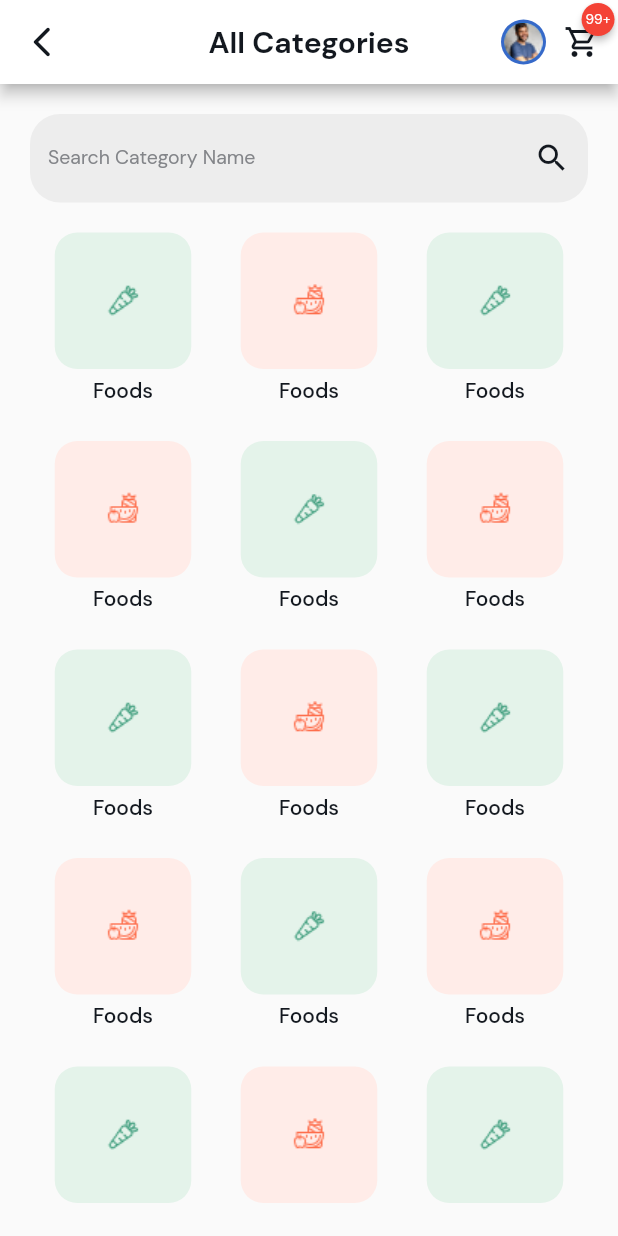
After one commit to Mk2896/ecommerce_practice, a Flutter app: the Categories screen opened directly, on a phone screen of 412 x 824 dp. The commit adds this screen. Run offline on Flutter 3.47's test engine with Material 2 defaults, Android fonts, the phone set to English and light mode, and no system bars; drawn by our look-alikes of badges; our stand-ins replace carousel_slider, firebase_auth, firebase_core, google_sign_in, image_picker; accounts and stored records are empty.

Commit message:
category page created

```diff
--- a/lib/main.dart
+++ b/lib/main.dart
@@ -1,8 +1,13 @@
+import 'package:ecommerce_practice/firebase_options.dart';
 import 'package:ecommerce_practice/screens/home_page.dart';
+import 'package:firebase_core/firebase_core.dart';
 import 'package:flutter/material.dart';
 
 void main() async {
   WidgetsFlutterBinding.ensureInitialized();
+  await Firebase.initializeApp(
+    options: DefaultFirebaseOptions.currentPlatform,
+  );
   runApp(const MyApp());
 }
 
--- /dev/null
+++ b/lib/screens/categories.dart
@@ -0,0 +1,61 @@
+import 'package:ecommerce_practice/global_constant.dart';
+import 'package:ecommerce_practice/widgets/category_icon.dart';
+import 'package:ecommerce_practice/widgets/my_app_bar.dart';
+import 'package:ecommerce_practice/widgets/search.dart';
+import 'package:ecommerce_practice/widgets/side_drawer.dart';
+import 'package:flutter/material.dart';
+
+class Categories extends StatelessWidget {
+  Categories({Key? key, required this.screenTitle, required this.search})
+      : super(key: key);
+
+  final GlobalKey<FormState> searchFormKey = GlobalKey<FormState>();
+  final TextEditingController searchController = TextEditingController();
+
+  final String? screenTitle;
+  final void Function() search;
+
+  @override
+  Widget build(BuildContext context) {
+    return Scaffold(
+      appBar: myAppBar(
+        context: context,
+        screenTitle: screenTitle,
+      ),
+      drawer: const SideDrawer(),
+      body: Container(
+        width: MediaQuery.of(context).size.width,
+        height: MediaQuery.of(context).size.height,
+        padding: const EdgeInsets.all(horizontalPadding),
+        child: Column(
+          mainAxisAlignment: MainAxisAlignment.start,
+          crossAxisAlignment: CrossAxisAlignment.start,
+          children: [
+            Search(
+              searchFormKey: searchFormKey,
+              searchController: searchController,
+              labelText: "Search Category Name",
+              searchMethod: search,
+            ),
+            Expanded(
+              child: GridView.builder(
+                itemCount: 20,
+                gridDelegate: const SliverGridDelegateWithFixedCrossAxisCount(
+                  crossAxisCount: 3,
+                  mainAxisSpacing: verticalPadding,
+                ),
+                padding: const EdgeInsets.symmetric(vertical: verticalPadding),
+                itemBuilder: (context, index) {
+                  return CategoryIcon(
+                    index: index,
+                    topPadding: 25 - horizontalPadding,
+                  );
+                },
+              ),
+            ),
+          ],
+        ),
+      ),
+    );
+  }
+}
--- a/lib/screens/home_page.dart
+++ b/lib/screens/home_page.dart
@@ -1,6 +1,7 @@
 import 'package:carousel_slider/carousel_slider.dart';
 import 'package:ecommerce_practice/global_constant.dart';
 import 'package:ecommerce_practice/screens/blogs.dart';
+import 'package:ecommerce_practice/screens/categories.dart';
 import 'package:ecommerce_practice/screens/products.dart';
 import 'package:ecommerce_practice/widgets/category_icon.dart';
 import 'package:ecommerce_practice/widgets/custom_button.dart';
@@ -58,7 +59,12 @@ class HomePage extends StatelessWidget {
                     ],
                   ),
                   TitleAndSeeAll(
-                      seeAllFunction: () {}, sectionTitle: "Categories"),
+                      seeAllFunction: () =>
+                          Navigator.of(context).push(MaterialPageRoute(
+                            builder: (context) => Categories(
+                                screenTitle: "All Categories", search: () {}),
+                          )),
+                      sectionTitle: "Categories"),
                   SizedBox(
                     height: 100,
                     width: MediaQuery.of(context).size.width,
--- a/lib/widgets/category_icon.dart
+++ b/lib/widgets/category_icon.dart
@@ -1,4 +1,6 @@
 import 'package:ecommerce_practice/global_constant.dart';
+import 'package:ecommerce_practice/screens/product_detail.dart';
+import 'package:ecommerce_practice/screens/products.dart';
 
 import 'package:ecommerce_practice/widgets/custom_text.dart';
 import 'package:flutter/material.dart';
@@ -15,7 +17,14 @@ class CategoryIcon extends StatelessWidget {
 
   @override
   Widget build(BuildContext context) {
-    return Container(
+    return InkWell(
+      onTap: () => Navigator.of(context).push(MaterialPageRoute(
+        builder: (context) => Products(
+          screenTitle: "Category Product",
+          search: () {},
+        ),
+      )),
+      child: Container(
         width: MediaQuery.of(context).size.width * 0.22,
         height: 20,
         padding: EdgeInsets.all(topPadding),
@@ -41,6 +50,7 @@ class CategoryIcon extends StatelessWidget {
                 textType: TextType.boldText)
           ],
         ),
+      ),
     );
   }
 }
--- a/pubspec.yaml
+++ b/pubspec.yaml
@@ -40,6 +40,7 @@ dependencies:
   google_sign_in: ^5.3.3
   carousel_slider: ^4.1.1
   badges: ^2.0.3
+  image_picker: ^0.8.5+3
 
 dev_dependencies:
   flutter_test:
```
Also changed, not shown: lib/screens/product_detail.dart (added, +19 -0 lines), lib/screens/signup.dart (+52 -0 lines), lib/widgets/custom_image_input.dart (added, +146 -0 lines), lib/widgets/product_card.dart (+11 -5 lines), pubspec.lock. Lines whose indentation alone changed are shown as unchanged.
